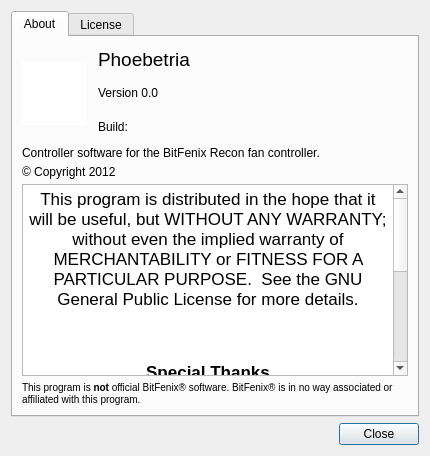
Above: gui_about.ui from Shub77/phoebetria-code before the change. Below: the same form after it.
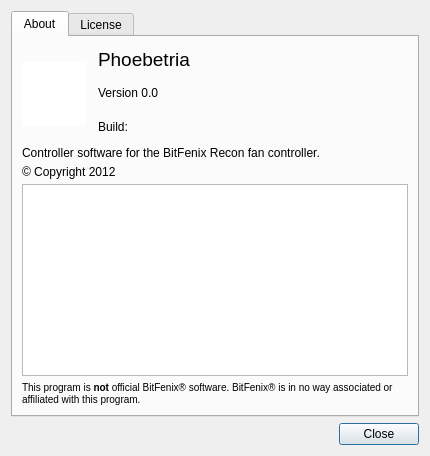
That is the form after the change. The open tabs and pages were chosen to show the change. Icons and pictures are not drawn.

Commit message: about windows fixed

What changed in the file:
```diff
--- a/gui_about.ui
+++ b/gui_about.ui
@@ -191,28 +191,14 @@
           </widget>
          </item>
          <item>
-          <widget class="QTextEdit" name="textEdit">
+          <widget class="QTextBrowser" name="textBrowser">
            <property name="readOnly">
             <bool>true</bool>
            </property>
-           <property name="html">
-            <string>&lt;!DOCTYPE HTML PUBLIC &quot;-//W3C//DTD HTML 4.0//EN&quot; &quot;http://www.w3.org/TR/REC-html40/strict.dtd&quot;&gt;
-&lt;html&gt;&lt;head&gt;&lt;meta name=&quot;qrichtext&quot; content=&quot;1&quot; /&gt;&lt;style type=&quot;text/css&quot;&gt;
-p, li { white-space: pre-wrap; }
-&lt;/style&gt;&lt;/head&gt;&lt;body style=&quot; font-family:'MS Shell Dlg 2'; font-size:8.25pt; font-weight:400; font-style:normal;&quot;&gt;
-&lt;p align=&quot;center&quot; style=&quot; margin-top:0px; margin-bottom:0px; margin-left:0px; margin-right:0px; -qt-block-indent:0; text-indent:0px;&quot;&gt;&lt;span style=&quot; font-family:'Lucida Grande'; font-size:13pt;&quot;&gt;This program is distributed in the hope that it will be useful, but WITHOUT ANY WARRANTY; without even the implied warranty of MERCHANTABILITY or FITNESS FOR A PARTICULAR PURPOSE.  See the GNU General Public License for more details.&lt;/span&gt;&lt;/p&gt;
-&lt;p align=&quot;center&quot; style=&quot;-qt-paragraph-type:empty; margin-top:0px; margin-bottom:0px; margin-left:0px; margin-right:0px; -qt-block-indent:0; text-indent:0px; font-family:'Lucida Grande'; font-size:13pt;&quot;&gt;&lt;/p&gt;
-&lt;p align=&quot;center&quot; style=&quot; margin-top:0px; margin-bottom:0px; margin-left:0px; margin-right:0px; -qt-block-indent:0; text-indent:0px;&quot;&gt;&lt;span style=&quot; font-family:'Lucida Grande'; font-size:13pt;&quot;&gt;&lt;br /&gt;&lt;/span&gt;&lt;/p&gt;
-&lt;p align=&quot;center&quot; style=&quot; margin-top:0px; margin-bottom:0px; margin-left:0px; margin-right:0px; -qt-block-indent:0; text-indent:0px;&quot;&gt;&lt;span style=&quot; font-family:'Lucida Grande'; font-size:13pt; font-weight:600;&quot;&gt;Special Thanks&lt;/span&gt;&lt;/p&gt;
-&lt;hr width=&quot;50%&quot;/&gt;
-&lt;p align=&quot;center&quot; style=&quot; margin-top:0px; margin-bottom:0px; margin-left:0px; margin-right:0px; -qt-block-indent:0; text-indent:0px;&quot;&gt;&lt;span style=&quot; font-family:'Lucida Grande'; font-size:13pt;&quot;&gt;We thank &lt;/span&gt;&lt;a href=&quot;http://www.bitfenix.com&quot;&gt;&lt;span style=&quot; font-family:'Lucida Grande'; font-size:13pt; text-decoration: underline; color:#0000ff;&quot;&gt;BitFenix®&lt;/span&gt;&lt;/a&gt;&lt;span style=&quot; font-family:'Lucida Grande'; font-size:13pt;&quot;&gt; for supplying hardware to use for testing; Versions 1.2.0 onwards have benefited from their generosity.&lt;/span&gt;&lt;/p&gt;
-&lt;p align=&quot;center&quot; style=&quot;-qt-paragraph-type:empty; margin-top:0px; margin-bottom:0px; margin-left:0px; margin-right:0px; -qt-block-indent:0; text-indent:0px; font-family:'Lucida Grande'; font-size:13pt;&quot;&gt;&lt;/p&gt;
-&lt;p align=&quot;center&quot; style=&quot; margin-top:0px; margin-bottom:0px; margin-left:0px; margin-right:0px; -qt-block-indent:0; text-indent:0px;&quot;&gt;&lt;span style=&quot; font-family:'Lucida Grande'; font-size:13pt;&quot;&gt;&lt;br /&gt;&lt;/span&gt;&lt;/p&gt;
-&lt;p align=&quot;center&quot; style=&quot; margin-top:0px; margin-bottom:0px; margin-left:0px; margin-right:0px; -qt-block-indent:0; text-indent:0px;&quot;&gt;&lt;span style=&quot; font-family:'Lucida Grande'; font-size:13pt; font-weight:600;&quot;&gt;Acknowledgments&lt;/span&gt;&lt;/p&gt;
-&lt;hr width=&quot;50%&quot;/&gt;
-&lt;p align=&quot;center&quot; style=&quot; margin-top:0px; margin-bottom:0px; margin-left:0px; margin-right:0px; -qt-block-indent:0; text-indent:0px;&quot;&gt;&lt;span style=&quot; font-family:'Lucida Grande'; font-size:13pt;&quot;&gt;Tester: Michael Jacobsen&lt;/span&gt;&lt;/p&gt;
-&lt;p align=&quot;center&quot; style=&quot; margin-top:0px; margin-bottom:0px; margin-left:0px; margin-right:0px; -qt-block-indent:0; text-indent:0px;&quot;&gt;&lt;span style=&quot; font-family:'Lucida Grande'; font-size:13pt;&quot;&gt;Tester: blah&lt;/span&gt;&lt;/p&gt;
-&lt;p align=&quot;center&quot; style=&quot; margin-top:0px; margin-bottom:0px; margin-left:0px; margin-right:0px; -qt-block-indent:0; text-indent:0px;&quot;&gt;&lt;span style=&quot; font-family:'Lucida Grande'; font-size:13pt;&quot;&gt;Tester: blah&lt;/span&gt;&lt;/p&gt;&lt;/body&gt;&lt;/html&gt;</string>
+           <property name="source">
+            <url>
+             <string>qrc:/html/Acknowledgments</string>
+            </url>
            </property>
           </widget>
          </item>
```
Left out of the diff: 2 changed lines with no effect on the pictures.
